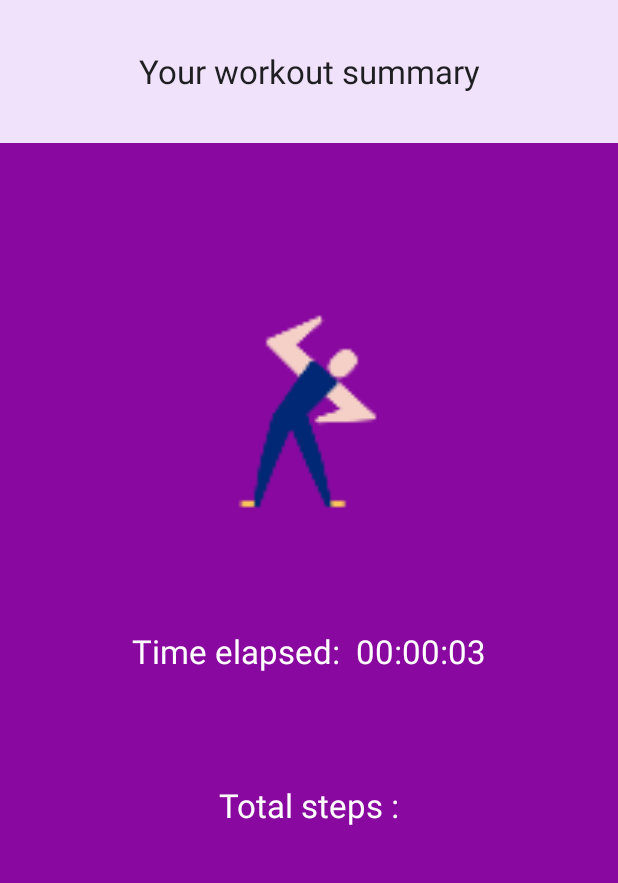
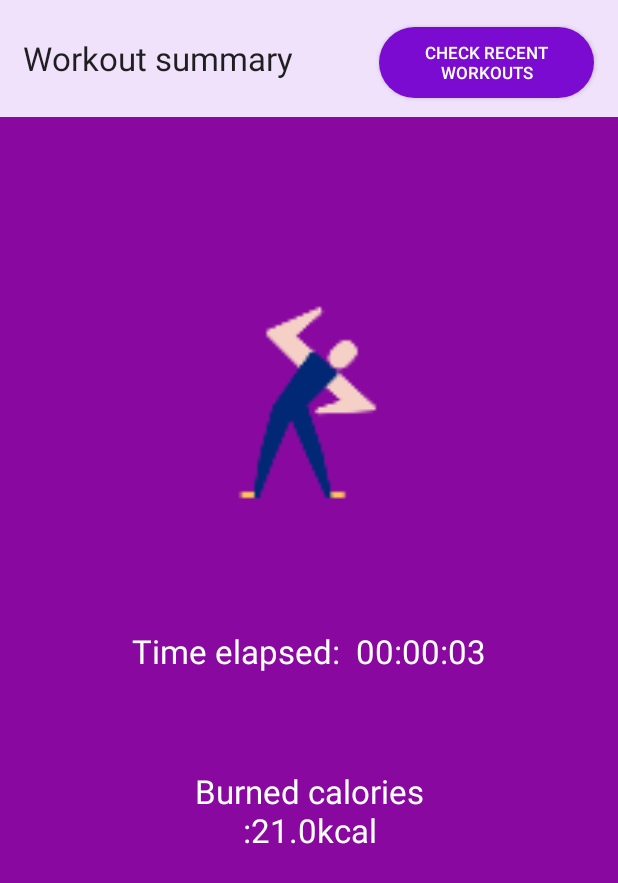
Before and after one commit to aminejamai/Moove, an Android app: the myWorkoutSummary screen opened directly, with no data from a screen before it, on a phone screen of 412 x 824 dp. Shown: the top 883 px of the screen. Run offline under Robolectric (Android 15) with nearby library versions, the phone set to English and light mode, and no system bars; our stand-ins replace Firebase (no records; nobody signed in at launch, a user with empty details on screens opened directly).

Commit message:
workouts history fixed

```diff
--- a/app/src/main/java/com/example/moove/myWorkoutSummary.java
+++ b/app/src/main/java/com/example/moove/myWorkoutSummary.java
@@ -1,8 +1,10 @@
 package com.example.moove;
 
 
+import android.content.Intent;
 import android.os.Bundle;
 
+import android.view.View;
 import android.widget.Button;
 import android.widget.TextView;
 
@@ -10,8 +12,7 @@ import android.widget.TextView;
 import android.widget.Toast;
 import androidx.annotation.NonNull;
 import androidx.appcompat.app.AppCompatActivity;
-import com.google.android.gms.auth.api.signin.GoogleSignIn;
-import com.google.android.gms.auth.api.signin.GoogleSignInAccount;
+import androidx.fragment.app.Fragment;
 import com.google.android.gms.tasks.OnFailureListener;
 import com.google.android.gms.tasks.OnSuccessListener;
 import com.google.firebase.auth.FirebaseAuth;
@@ -25,12 +26,12 @@ import java.util.Date;
 public class myWorkoutSummary extends AppCompatActivity {
 
 
-    TextView name, mail, time;
+    TextView totalSteps, totalCalories, time;
     Button logout;
     private FirebaseAuth mAuth;
     FirebaseFirestore db;
     public workout myWokout;
-
+    public static final int RUNNING_METS = 10;
     @Override
     protected void onCreate(Bundle savedInstanceState) {
         super.onCreate(savedInstanceState);
@@ -40,7 +41,7 @@ public class myWorkoutSummary extends AppCompatActivity {
         //FirebaseUser user = mAuth.getCurrentUser();
 
         db = FirebaseFirestore.getInstance();
-        myWokout=new workout(123, 345,"JOGGING", new Date(), 23,20,"0393888487");
+        myWokout=new workout(123, 0,"JOGGING",  new Date(), stepCounter.duration,20,"0393888487");
         db.collection("workouts")
                 .add(myWokout)
                 .addOnSuccessListener(new OnSuccessListener<DocumentReference>() {
@@ -57,27 +58,32 @@ public class myWorkoutSummary extends AppCompatActivity {
                         Toast.makeText(myWorkoutSummary.this, "failure", Toast.LENGTH_SHORT).show();
                     }
                 });
-        name = findViewById(R.id.name);
-        mail = findViewById(R.id.mail);
+        //name = findViewById(R.id.Title);
+        totalSteps = findViewById(R.id.totalSteps);
+        totalCalories = findViewById(R.id.totalCalories);
        time=findViewById(R.id.timer);
 
-        mail.setText("Time elapsed:  "+ stepCounter.duration);
-        GoogleSignInAccount signInAccount = GoogleSignIn.getLastSignedInAccount(this);
+        totalSteps.setText("Time elapsed:  "+ stepCounter.duration);
+        totalCalories.setText("Burned calories :"+ 2*60*0.0175*10+"kcal" );
+        //GoogleSignInAccount signInAccount = GoogleSignIn.getLastSignedInAccount(this);
 
 
 
 
 
-       /* logout.setOnClickListener(new View.OnClickListener() {
-            @Override
-            public void onClick(View view) {
-                FirebaseAuth.getInstance().signOut();
-                Intent intent = new Intent(getApplicationContext(),MainActivity.class);
-                startActivity(intent);
-                System.out.println("WWWWWWWWW=====>");
-            }
-        });
-*/
+
 
     }
+
+    public double burnedCalories(int minutes, double weight){
+        return minutes*weight*0.0175*10;
+    }
+
+    public void getWorkoutHistory(View v){
+        Intent intent = new Intent(this, myWorkouts.class);
+        startActivity(intent);
+
+    }
+
+
 }
--- a/app/src/main/java/com/example/moove/stepCounter.java
+++ b/app/src/main/java/com/example/moove/stepCounter.java
@@ -32,7 +32,7 @@ import static android.content.Context.SENSOR_SERVICE;
 public class stepCounter extends Fragment implements SensorEventListener {
 
     private Context context;
-
+   public static int calories;
     // Reference to the sensor manager
 
     private SensorManager sensorManager;
@@ -42,7 +42,7 @@ public class stepCounter extends Fragment implements SensorEventListener {
     private Sensor senAccelerometer;
     private Sensor senStepCounter;
     private Sensor senStepDetector;
-  public static String duration;
+    public static String duration;
     // Properties to store step data
 
     private int stepsTaken = 0;
--- a/app/src/main/res/layout/activity_profile.xml
+++ b/app/src/main/res/layout/activity_profile.xml
@@ -9,18 +9,19 @@
 
 
     <TextView
-            android:text="Your workout summary"
-            android:layout_width="match_parent"
-            android:layout_height="95dp" android:id="@+id/name"
+            android:text="Workout summary"
+            android:layout_width="434dp"
+            android:layout_height="78dp" android:id="@+id/Title"
             android:textAppearance="@style/TextAppearance.AppCompat.Large"
-            android:background="#F0E2FA" android:gravity="center"
-            tools:layout_editor_absoluteX="0dp" app:layout_constraintBottom_toTopOf="@+id/mail"
-            app:layout_constraintTop_toTopOf="parent" app:layout_constraintVertical_bias="0.0"/>
+            android:background="#F0E2FA" android:gravity="center|start"
+            tools:layout_editor_absoluteX="-2dp" app:layout_constraintBottom_toTopOf="@+id/totalSteps"
+            app:layout_constraintTop_toTopOf="parent" app:layout_constraintVertical_bias="0.0"
+            android:padding="15dp"/>
     <TextView
             android:text="Time elapsed"
             android:textColor="#FFFFFF"
             android:layout_width="289dp"
-            android:layout_height="46dp" android:id="@+id/mail"
+            android:layout_height="46dp" android:id="@+id/totalSteps"
             android:textAppearance="@style/TextAppearance.AppCompat.Large"
             android:gravity="center"
             app:layout_constraintBottom_toBottomOf="parent" app:layout_constraintTop_toTopOf="parent"
@@ -28,19 +29,30 @@
             app:layout_constraintEnd_toEndOf="parent"/>
     <TextView
             android:text="Total steps :"
-            android:layout_width="217dp"
+            android:layout_width="222dp"
             android:gravity="center"
             android:textColor="#FFFFFF"
             android:textAppearance="@style/TextAppearance.AppCompat.Large"
-            android:layout_height="45dp" android:id="@+id/totalSteps"
-            app:layout_constraintTop_toBottomOf="@+id/mail"
+            android:layout_height="wrap_content" android:id="@+id/totalCalories"
+            app:layout_constraintTop_toBottomOf="@+id/totalSteps"
             app:layout_constraintBottom_toBottomOf="parent" app:layout_constraintVertical_bias="0.177"
             app:layout_constraintEnd_toEndOf="parent" app:layout_constraintStart_toStartOf="parent"/>
     <ImageView
             android:layout_width="145dp"
             android:layout_height="165dp" app:srcCompat="@mipmap/workout"
             android:id="@+id/imageView4"
-            app:layout_constraintTop_toBottomOf="@+id/name" app:layout_constraintBottom_toTopOf="@+id/mail"
+            app:layout_constraintTop_toBottomOf="@+id/Title" app:layout_constraintBottom_toTopOf="@+id/totalSteps"
             app:layout_constraintVertical_bias="0.647" app:layout_constraintStart_toStartOf="parent"
             app:layout_constraintEnd_toEndOf="parent"/>
+    <Button
+            android:text="Check Recent workouts"
+            android:layout_width="143dp"
+            android:background="@drawable/button_curve"
+            android:layout_height="47dp"
+            android:id="@+id/recent_workouts" android:textSize="11sp"
+            android:onClick="getWorkoutHistory"
+            android:textColor="#FFFEFE" app:layout_constraintStart_toStartOf="@+id/Title"
+            app:layout_constraintEnd_toEndOf="parent" app:layout_constraintHorizontal_bias="0.94"
+            app:layout_constraintTop_toTopOf="parent" app:layout_constraintBottom_toBottomOf="parent"
+            app:layout_constraintVertical_bias="0.023"/>
 </androidx.constraintlayout.widget.ConstraintLayout>
```
Also changed, not shown: app/src/main/AndroidManifest.xml (+5 -5 lines), app/src/main/java/com/example/moove/myAdapter.java (+4 -4 lines), app/src/main/java/com/example/moove/myWorkouts.java (+79 -9 lines), app/src/main/java/com/example/moove/workout.java (+19 -4 lines), app/src/main/res/layout/list_item.xml (+12 -9 lines), app/src/main/res/layout/my_recent_workouts.xml (+13 -15 lines).
